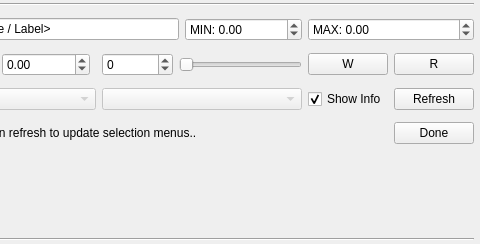
First picture: the form in src/ui/designer/QGCParamSlider.ui, repository mavlink/qgroundcontrol, before the edit; both pictures show x 309 to 789 and y 0 to 244 of the 789 by 244 pixel window.
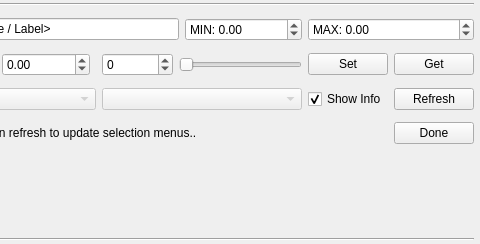
Second picture: the form after the edit.

Commit message: Change for W/R on config params to be Set/Get for consistancy with the rest of the GUI

```diff
--- a/src/ui/designer/QGCParamSlider.ui
+++ b/src/ui/designer/QGCParamSlider.ui
@@ -171,7 +171,7 @@
       <string>Read the current parameter value on the system</string>
      </property>
      <property name="text">
-      <string>R</string>
+      <string>Get</string>
      </property>
     </widget>
    </item>
@@ -223,7 +223,7 @@
       <string>Transmit the current slider value to the system</string>
      </property>
      <property name="text">
-      <string>W</string>
+      <string>Set</string>
      </property>
     </widget>
    </item>
```
The commit also changes 1 other file.
